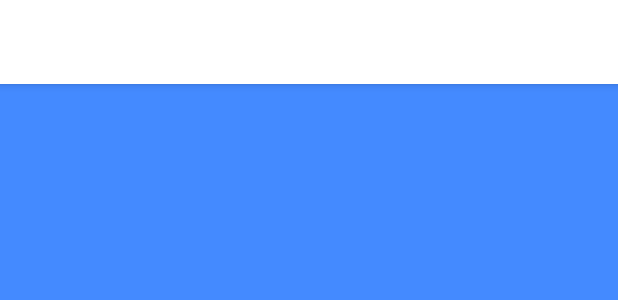
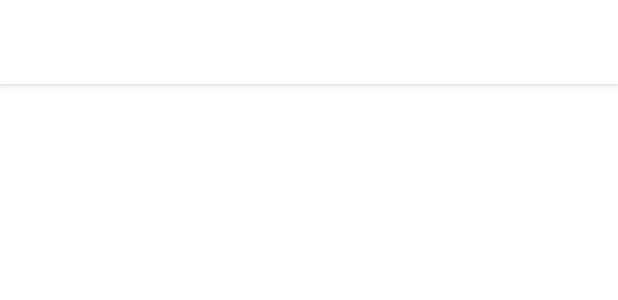
Before and after one commit to kanujgit/SlidingMenuLayout, an Android app: the layout activity_main.xml on its own in the app's theme, with its tools: preview values and no code run, on a phone screen of 412 x 824 dp. Shown: the top 300 px of the screen. Run offline under Robolectric (Android 15) with nearby library versions, the phone set to English and light mode, and no system bars.

Commit message:
add round in toolbar

```diff
--- a/app/src/main/java/com/algoworks/residemenu/SampleActivity.java
+++ b/app/src/main/java/com/algoworks/residemenu/SampleActivity.java
@@ -58,6 +58,7 @@ public class SampleActivity extends AppCompatActivity implements DrawerAdapter.O
 
         screenIcons = loadScreenIcons();
         screenTitles = loadScreenTitles();
+
 
         DrawerAdapter adapter = new DrawerAdapter(Arrays.asList(
                 createItemFor(POS_DASHBOARD).setChecked(true),
--- a/app/src/main/java/com/algoworks/residemenu/slidingrootnav/SlidingRootNavBuilder.java
+++ b/app/src/main/java/com/algoworks/residemenu/slidingrootnav/SlidingRootNavBuilder.java
@@ -35,7 +35,7 @@ public class SlidingRootNavBuilder {
 
     private static final float DEFAULT_END_SCALE = 0.95f;
     private static final int DEFAULT_END_ELEVATION_DP = 8;
-    private static final int DEFAULT_DRAG_DIST_DP = 340;
+    private static final int DEFAULT_DRAG_DIST_DP = 320;
 
     private Activity activity;
 
--- /dev/null
+++ b/app/src/main/res/drawable/round_drawable.xml
@@ -0,0 +1,8 @@
+<?xml version="1.0" encoding="utf-8"?>
+<shape xmlns:android="http://schemas.android.com/apk/res/android"
+    android:shape="rectangle">
+    <corners
+        android:bottomLeftRadius="16dp"
+        android:topLeftRadius="16dp" />
+    <solid android:color="#FFFFFF" />
+</shape>
--- a/app/src/main/res/layout/activity_main.xml
+++ b/app/src/main/res/layout/activity_main.xml
@@ -1,21 +1,19 @@
 <?xml version="1.0" encoding="utf-8"?>
-<LinearLayout xmlns:android="http://schemas.android.com/apk/res/android"
+<android.support.design.widget.CoordinatorLayout xmlns:android="http://schemas.android.com/apk/res/android"
     android:id="@+id/activity_main"
     android:layout_width="match_parent"
     android:layout_height="match_parent"
-    android:background="@color/colorAccent"
-    android:orientation="vertical">
+    android:background="@drawable/round_drawable">
 
     <android.support.design.widget.AppBarLayout
         android:layout_width="match_parent"
-        android:layout_height="wrap_content">
+        android:layout_height="wrap_content"
+        android:elevation="0dp">
 
         <android.support.v7.widget.Toolbar
             android:id="@+id/toolbar"
             android:layout_width="match_parent"
-            android:layout_height="wrap_content"
-            android:background="@color/colorPrimary"
-            />
+            android:layout_height="wrap_content" />
     </android.support.design.widget.AppBarLayout>
 
     <FrameLayout
@@ -23,4 +21,4 @@
         android:layout_width="match_parent"
         android:layout_height="0dp"
         android:layout_weight="1" />
-</LinearLayout>
+</android.support.design.widget.CoordinatorLayout>
--- a/app/src/main/res/layout/menu_left_drawer.xml
+++ b/app/src/main/res/layout/menu_left_drawer.xml
@@ -2,7 +2,7 @@
 <LinearLayout xmlns:android="http://schemas.android.com/apk/res/android"
     android:layout_width="match_parent"
     android:layout_height="match_parent"
-    android:background="@android:color/white"
+    android:background="@color/colorAccent"
     android:orientation="vertical">
 
     <Space
@@ -12,9 +12,9 @@
     <TextView
         android:layout_width="wrap_content"
         android:layout_height="wrap_content"
+        android:paddingStart="24dp"
         android:paddingLeft="24dp"
         android:paddingRight="24dp"
-        android:paddingStart="24dp"
         android:text="@string/account_balance"
         android:textSize="12sp" />
 
```
